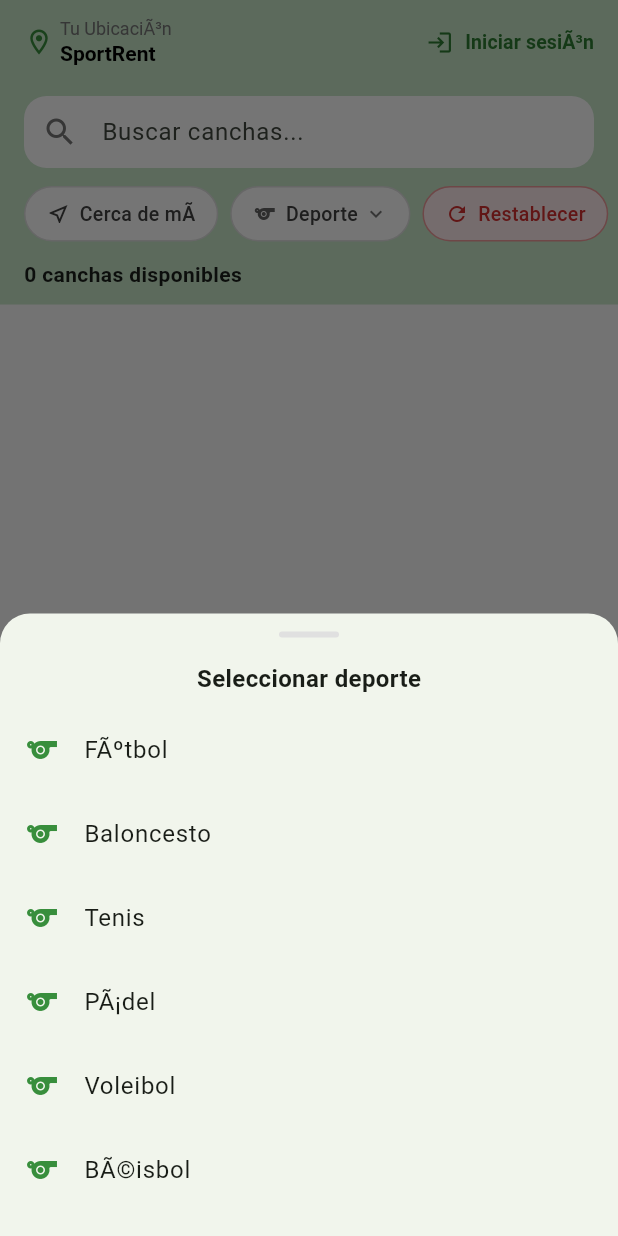
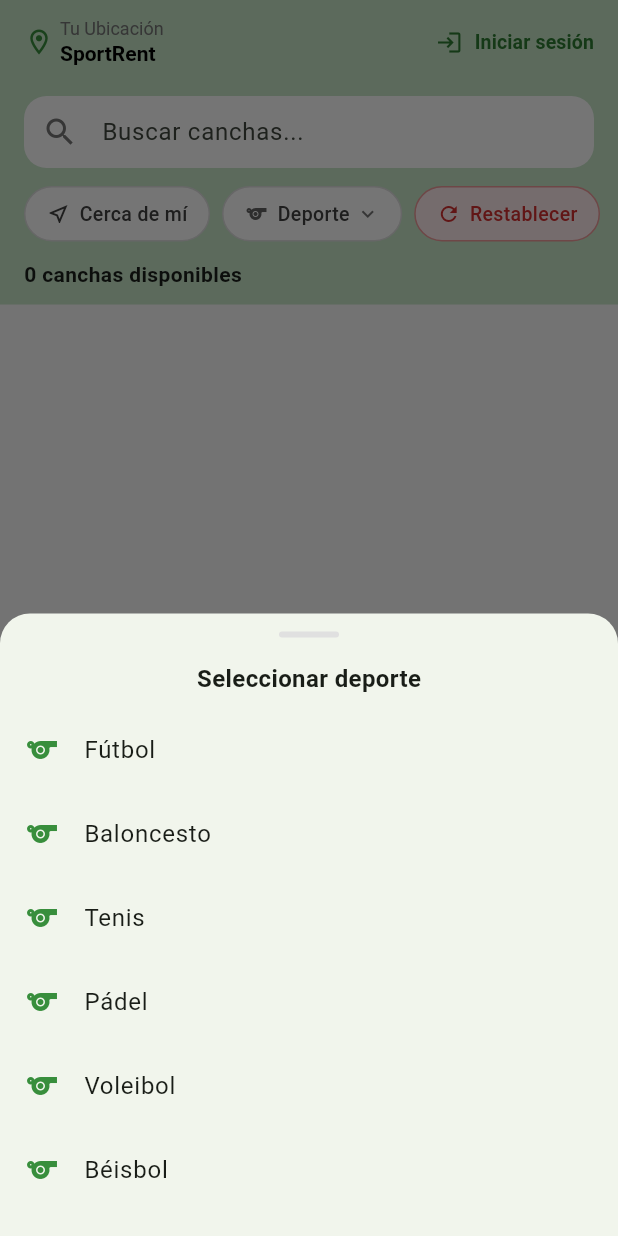
Before and after one commit to JorgeIRamos/SportRent, a Flutter app: the screen it shows after launch, after a tap on "Deporte", on a phone screen of 412 x 824 dp. Run offline on Flutter 3.47's test engine with Material 3 defaults, Android fonts, the phone set to English and light mode, and no system bars; our stand-ins replace cloud_firestore, firebase_auth, firebase_core, fl_chart, flutter_map, geocoding and 6 more; missing offline and left inert: dart:html; accounts and stored records are empty.

Commit message:
Solucionado error que no permitia que funcionara la app

```diff
--- a/lib/main.dart
+++ b/lib/main.dart
@@ -1,7 +1,5 @@
-import 'dart:io';
 import 'package:firebase_core/firebase_core.dart';
 import 'package:flutter/material.dart';
-import 'package:media_store_plus/media_store_plus.dart';
 import 'package:sport_rent/firebase_options.dart';
 import 'package:sport_rent/ui/app.dart';
 
@@ -10,8 +8,5 @@ void main() async {
   await Firebase.initializeApp(
     options: DefaultFirebaseOptions.currentPlatform,
   );
-  if (Platform.isAndroid) {
-    await MediaStore.ensureInitialized();
-  }
   runApp(const MyApp());
 }
--- a/lib/ui/pages/canchas/pages/disponibilidad_cancha_page.dart
+++ b/lib/ui/pages/canchas/pages/disponibilidad_cancha_page.dart
@@ -4,9 +4,9 @@ import 'package:sport_rent/controllers/auth_controller.dart';
 import 'package:sport_rent/controllers/reserva_controller.dart';
 import 'package:sport_rent/models/cancha_model.dart';
 import 'package:sport_rent/services/reserva_service.dart';
-import 'package:sport_rent/ui/pages/canchas/widgets/disponibilidad/disponibilidad_header.dart';
-import 'package:sport_rent/ui/pages/canchas/widgets/disponibilidad/disponibilidad_grid_horas.dart';
-import 'package:sport_rent/ui/pages/canchas/widgets/disponibilidad/disponibilidad_resumen.dart';
+import 'package:sport_rent/ui/pages/canchas/widgets/disponibilidad_header.dart';
+import 'package:sport_rent/ui/pages/canchas/widgets/disponibilidad_grid_horas.dart';
+import 'package:sport_rent/ui/pages/canchas/widgets/disponibilidad_resumen.dart';
 
 class DisponibilidadCancha extends StatefulWidget {
   final Cancha cancha;
--- a/lib/ui/pages/canchas/pages/registrar_canchas_page.dart
+++ b/lib/ui/pages/canchas/pages/registrar_canchas_page.dart
@@ -33,7 +33,7 @@ class _RegistrarCanchaState extends State<RegistrarCancha> {
   LatLng? _selectedLatLng;
   String? _deporteSeleccionado;
 
-  static const _deportes = ['FÃºtbol', 'Baloncesto', 'Tenis', 'PÃ¡del', 'Voleibol', 'BÃ©isbol'];
+  static const _deportes = ['Fútbol', 'Baloncesto', 'Tenis', 'Pádel', 'Voleibol', 'Béisbol'];
 
   final List<String> _fotosUrls = [];
   final List<bool> _subiendo = [];
@@ -153,7 +153,7 @@ class _RegistrarCanchaState extends State<RegistrarCancha> {
         _deporteSeleccionado == null) {
       Get.snackbar(
         'Campos incompletos',
-        'Nombre, precio, direcciÃ³n y deporte son obligatorios',
+        'Nombre, precio, dirección y deporte son obligatorios',
         backgroundColor: Colors.red[50],
         colorText: Colors.red[700],
         icon: Icon(Icons.warning_amber_outlined, color: Colors.red[400]),
@@ -163,7 +163,7 @@ class _RegistrarCanchaState extends State<RegistrarCancha> {
 
     final precio = double.tryParse(_precioCtrl.text.replaceAll('.', '').replaceAll(',', '.'));
     if (precio == null) {
-      Get.snackbar('Precio invÃ¡lido', 'Ingresa un valor numÃ©rico',
+      Get.snackbar('Precio inválido', 'Ingresa un valor numérico',
           backgroundColor: Colors.red[50], colorText: Colors.red[700]);
       return;
     }
@@ -271,7 +271,7 @@ class _RegistrarCanchaState extends State<RegistrarCancha> {
               children: [
                 Icon(Icons.lock_outline, size: 64, color: Colors.orange[700]),
                 const SizedBox(height: 20),
-                Text('Tu empresa aÃºn no ha sido aprobada.',
+                Text('Tu empresa aún no ha sido aprobada.',
                     textAlign: TextAlign.center,
                     style: TextStyle(fontSize: 16, fontWeight: FontWeight.bold, color: Colors.black87)),
                 const SizedBox(height: 10),
@@ -317,17 +317,17 @@ class _RegistrarCanchaState extends State<RegistrarCancha> {
               child: Text(
                 _modoEdicion
                     ? 'Modifica los datos de tu cancha deportiva'
-                    : 'Completa la informaciÃ³n de tu cancha deportiva',
+                    : 'Completa la información de tu cancha deportiva',
                 textAlign: TextAlign.center,
                 style: TextStyle(fontSize: 16, color: Colors.grey),
               ),
             ),
             const SizedBox(height: 20),
 
-            _seccionTitulo('InformaciÃ³n bÃ¡sica'),
+            _seccionTitulo('Información básica'),
             customField('Nombre de la cancha', Icons.sports_soccer_outlined,
                 controller: _nombreCtrl),
-            customField('DescripciÃ³n', Icons.description_outlined,
+            customField('Descripción', Icons.description_outlined,
                 controller: _descripcionCtrl),
             customField('Precio por hora (COP)', Icons.attach_money_outlined,
                 controller: _precioCtrl, keyboardType: TextInputType.number),
@@ -506,7 +506,7 @@ class _RegistrarCanchaState extends State<RegistrarCancha> {
         controller: _direccionCtrl,
         onChanged: (_) => setState(() {}),
         decoration: InputDecoration(
-          labelText: 'DirecciÃ³n o nombre del lugar',
+          labelText: 'Dirección o nombre del lugar',
           prefixIcon: Icon(
             Icons.location_on_outlined,
             color: tieneUbicacion ? Colors.green[700] : null,
--- a/lib/ui/pages/empresa/tabs/reservas_tab_empresa.dart
+++ b/lib/ui/pages/empresa/tabs/reservas_tab_empresa.dart
@@ -47,7 +47,7 @@ class _ReservasTabEmpresaState extends State<ReservasTabEmpresa> {
     }
     final man = hoy.add(const Duration(days: 1));
     if (fecha.year == man.year && fecha.month == man.month && fecha.day == man.day) {
-      return 'MaÃ±ana';
+      return 'Mañana';
     }
     const meses = ['Ene','Feb','Mar','Abr','May','Jun','Jul','Ago','Sep','Oct','Nov','Dic'];
     return '${fecha.day} ${meses[fecha.month - 1]}';
@@ -212,7 +212,7 @@ class _ReservasTabEmpresaState extends State<ReservasTabEmpresa> {
                                       borderRadius: BorderRadius.circular(12),
                                     ),
                                     child: Text(
-                                      'Empresa pendiente de aprobaciÃ³n. No puedes gestionar reservas.',
+                                      'Empresa pendiente de aprobación. No puedes gestionar reservas.',
                                       style: TextStyle(
                                           fontSize: 12,
                                           color: Colors.orange[800],
--- a/lib/ui/pages/empresa/widgets/cancha_empresa_card.dart
+++ b/lib/ui/pages/empresa/widgets/cancha_empresa_card.dart
@@ -13,11 +13,11 @@ class CanchaEmpresaCard extends StatelessWidget {
 
   Color _colorFromDeporte(String deporte) {
     switch (deporte.toLowerCase()) {
-      case 'fÃºtbol':
+      case 'fútbol':
         return Colors.green;
       case 'tenis':
         return Colors.teal;
-      case 'pÃ¡del':
+      case 'pádel':
         return Colors.cyan;
       case 'baloncesto':
         return Colors.orange;
--- a/lib/ui/pages/empresa/widgets/home_empresa_widgets.dart
+++ b/lib/ui/pages/empresa/widgets/home_empresa_widgets.dart
@@ -306,7 +306,7 @@ class NotifItemFromModel extends StatelessWidget {
     if (diff.inMinutes < 60) return 'Hace ${diff.inMinutes} min';
     if (diff.inHours < 24) return 'Hace ${diff.inHours} h';
     if (diff.inDays == 1) return 'Ayer';
-    return 'Hace ${diff.inDays} dÃ­as';
+    return 'Hace ${diff.inDays} días';
   }
 
   @override
--- a/lib/ui/pages/home_principal/pages/home_page.dart
+++ b/lib/ui/pages/home_principal/pages/home_page.dart
@@ -16,7 +16,7 @@ class _HomeState extends State<Home> {
   final _authCtrl = Get.find<AuthController>();
   final _buscarCtrl = TextEditingController();
 
-  static const _deportes = ['FÃºtbol', 'Baloncesto', 'Tenis', 'PÃ¡del', 'Voleibol', 'BÃ©isbol'];
+  static const _deportes = ['Fútbol', 'Baloncesto', 'Tenis', 'Pádel', 'Voleibol', 'Béisbol'];
 
   @override
   void initState() {
@@ -93,7 +93,7 @@ class _HomeState extends State<Home> {
             Column(
               crossAxisAlignment: CrossAxisAlignment.start,
               children: [
-                Text('Tu UbicaciÃ³n',
+                Text('Tu Ubicación',
                     style: TextStyle(
                         fontSize: 12,
                         color: Colors.grey[600],
@@ -130,7 +130,7 @@ class _HomeState extends State<Home> {
               : TextButton.icon(
                   onPressed: () => Get.toNamed('/login'),
                   icon: Icon(Icons.login, color: Colors.green[800], size: 18),
-                  label: Text('Iniciar sesiÃ³n',
+                  label: Text('Iniciar sesión',
                       style: TextStyle(
                           color: Colors.green[800],
                           fontWeight: FontWeight.bold,
@@ -205,7 +205,7 @@ class _HomeState extends State<Home> {
             child: Obx(() => Row(
                   children: [
                     FiltroChip(
-                      label: 'Cerca de mÃ­',
+                      label: 'Cerca de mí',
                       icon: _canchaCtrl.cargandoUbicacion.value
                           ? Icons.location_searching
                           : Icons.near_me_outlined,
--- a/lib/ui/pages/usuario/tabs/reservas_tab_usuario.dart
+++ b/lib/ui/pages/usuario/tabs/reservas_tab_usuario.dart
@@ -56,7 +56,7 @@ class ReservasTabUsuario extends StatelessWidget {
     final hoy = DateTime(ahora.year, ahora.month, ahora.day);
     final dia = DateTime(fecha.year, fecha.month, fecha.day);
     if (dia == hoy) return 'Hoy';
-    if (dia == hoy.add(const Duration(days: 1))) return 'MaÃ±ana';
+    if (dia == hoy.add(const Duration(days: 1))) return 'Mañana';
     const meses = ['', 'Ene', 'Feb', 'Mar', 'Abr', 'May', 'Jun',
         'Jul', 'Ago', 'Sep', 'Oct', 'Nov', 'Dic'];
     return '${fecha.day} ${meses[fecha.month]}';
@@ -167,7 +167,7 @@ class ReservasTabUsuario extends StatelessWidget {
                             Icon(Icons.calendar_today_outlined,
                                 size: 60, color: Colors.grey[300]),
                             const SizedBox(height: 12),
-                            Text('No hay reservas en esta categorÃ­a',
+                            Text('No hay reservas en esta categoría',
                                 style: TextStyle(color: Colors.grey[500], fontSize: 15)),
                           ],
                         ),
--- a/lib/ui/pages/usuario/widgets/reserva_card.dart
+++ b/lib/ui/pages/usuario/widgets/reserva_card.dart
@@ -5,7 +5,7 @@ import 'package:sport_rent/controllers/calificacion_controller.dart';
 import 'package:sport_rent/controllers/cancha_controller.dart';
 import 'package:sport_rent/controllers/reserva_controller.dart';
 import 'package:sport_rent/models/reserva_model.dart';
-import 'package:sport_rent/ui/pages/usuario/sheets/calificacion_sheet.dart';
+import 'package:sport_rent/ui/pages/usuario/widgets/calificacion_sheet.dart';
 
 class ReservaCard extends StatefulWidget {
   final Reserva reserva;
--- a/pubspec.yaml
+++ b/pubspec.yaml
@@ -48,7 +48,6 @@ dependencies:
   path_provider: ^2.1.5
   screenshot: ^3.0.0
   permission_handler: ^11.3.0
-  media_store_plus: ^0.1.3
 
 
 dev_dependencies:
```
Also changed, not shown: lib/ui/pages/empresa/tabs/estadisticas_tab.dart (+4 -4 lines), lib/ui/pages/empresa/tabs/perfil_tab_empresa.dart (+6 -6 lines), lib/utils/pdf_export_saver.dart (+3 -42 lines), pubspec.lock.
